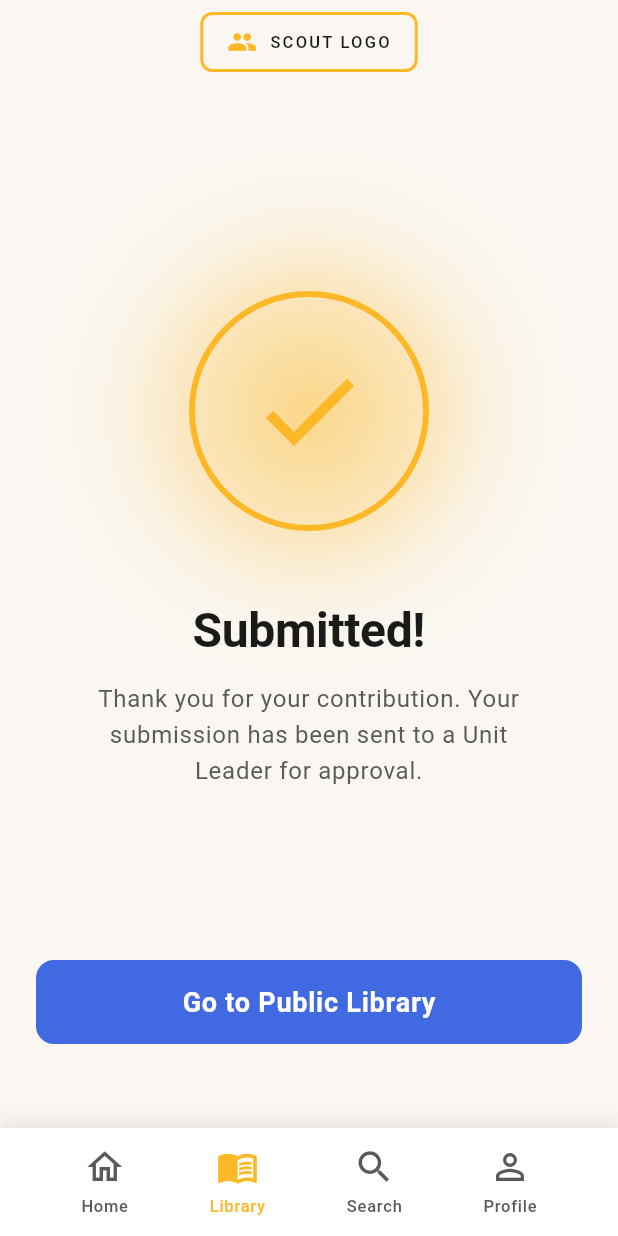
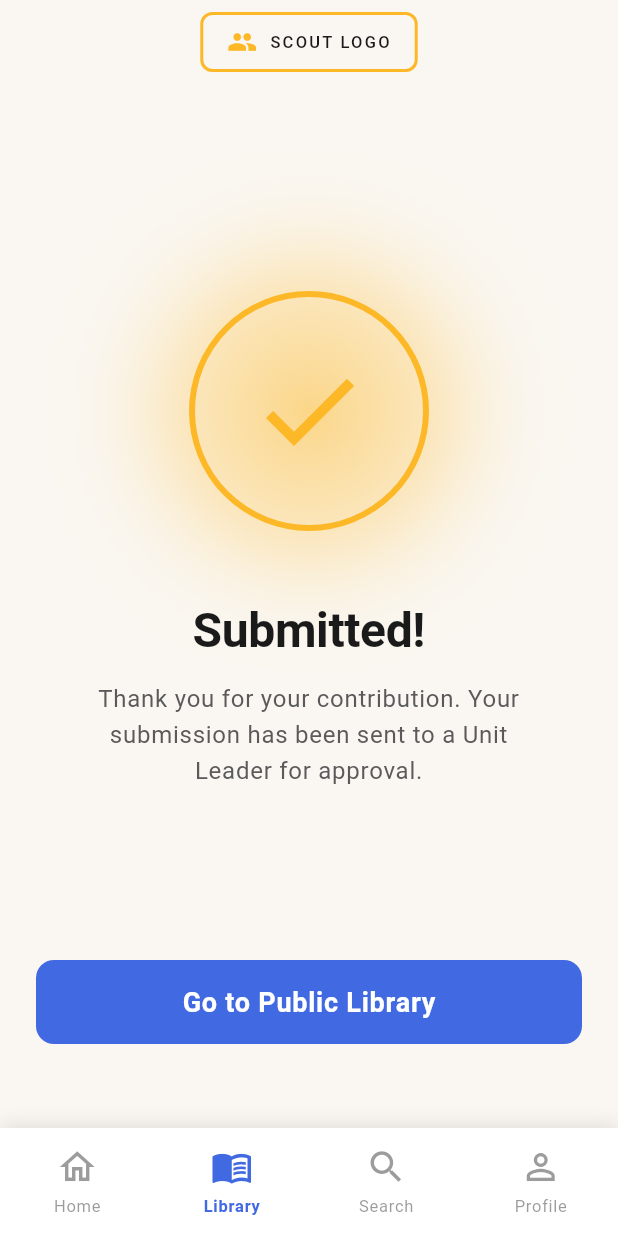
Before and after one commit to rogereliass/mas_app, a Flutter app: the RegisterSuccessPage screen opened by its route, on a phone screen of 412 x 824 dp. Run offline on Flutter 3.47's test engine with Material 3 defaults, Android fonts, the phone set to English and light mode, and no system bars; our stand-ins replace audioplayers, cached_network_image, flutter_dotenv, hive_flutter, shared_preferences, supabase_flutter and 1 more; missing offline and left inert: syncfusion_flutter_pdfviewer; accounts and stored records are empty.

Commit message:
feat(nav): update bottom navigation bar to support authentication state and improve navigation logic

```diff
--- a/lib/auth/ui/register_success_page.dart
+++ b/lib/auth/ui/register_success_page.dart
@@ -100,7 +100,10 @@ class RegisterSuccessPage extends StatelessWidget {
           ),
         ),
       ),
-      bottomNavigationBar: const AppBottomNavBar(currentIndex: 1),
+      bottomNavigationBar: const AppBottomNavBar(
+        currentPage: 'library',
+        isAuthenticated: true,
+      ),
     );
   }
 
--- a/lib/core/widgets/app_bottom_nav_bar.dart
+++ b/lib/core/widgets/app_bottom_nav_bar.dart
@@ -1,17 +1,21 @@
 import 'package:flutter/material.dart';
+import '../../routing/app_router.dart';
 
-/// Reusable bottom navigation bar component
+/// Unified bottom navigation bar component
 ///
-/// Theme-aware navigation bar that can be used across pages
-/// Provides consistent navigation experience
+/// Adapts based on authentication status:
+/// - Authenticated users: Home, Library, Search, Profile
+/// - Public users: Library, About
+///
+/// Handles navigation internally for consistency across the app
 class AppBottomNavBar extends StatelessWidget {
-  final int currentIndex;
-  final ValueChanged<int>? onTap;
+  final String currentPage;
+  final bool isAuthenticated;
 
   const AppBottomNavBar({
     super.key,
-    this.currentIndex = 0,
-    this.onTap,
+    required this.currentPage,
+    this.isAuthenticated = false,
   });
 
   @override
@@ -34,58 +38,98 @@ class AppBottomNavBar extends StatelessWidget {
           padding: const EdgeInsets.symmetric(vertical: 12),
           child: Row(
             mainAxisAlignment: MainAxisAlignment.spaceEvenly,
-            children: [
-              _buildNavItem(
-                context: context,
-                icon: Icons.home_outlined,
-                label: 'Home',
-                index: 0,
-              ),
-              _buildNavItem(
-                context: context,
-                icon: Icons.menu_book,
-                label: 'Library',
-                index: 1,
-              ),
-              _buildNavItem(
-                context: context,
-                icon: Icons.search,
-                label: 'Search',
-                index: 2,
-              ),
-              _buildNavItem(
-                context: context,
-                icon: Icons.person_outline,
-                label: 'Profile',
-                index: 3,
-              ),
-            ],
+            children: isAuthenticated
+                ? _buildAuthenticatedNavItems(context)
+                : _buildPublicNavItems(context),
           ),
         ),
       ),
     );
   }
 
+  /// Build navigation items for authenticated users
+  List<Widget> _buildAuthenticatedNavItems(BuildContext context) {
+    return [
+      _buildNavItem(
+        context: context,
+        icon: Icons.home_outlined,
+        activeIcon: Icons.home,
+        label: 'Home',
+        page: 'home',
+        onTap: () => _navigateTo(context, AppRouter.home),
+      ),
+      _buildNavItem(
+        context: context,
+        icon: Icons.menu_book_outlined,
+        activeIcon: Icons.menu_book,
+        label: 'Library',
+        page: 'library',
+        onTap: () => _navigateTo(context, AppRouter.library),
+      ),
+      _buildNavItem(
+        context: context,
+        icon: Icons.search_outlined,
+        activeIcon: Icons.search,
+        label: 'Search',
+        page: 'search',
+        onTap: () => _showComingSoon(context, 'Search'),
+      ),
+      _buildNavItem(
+        context: context,
+        icon: Icons.person_outline,
+        activeIcon: Icons.person,
+        label: 'Profile',
+        page: 'profile',
+        onTap: () => _showComingSoon(context, 'Profile'),
+      ),
+    ];
+  }
+
+  /// Build navigation items for public (non-authenticated) users
+  List<Widget> _buildPublicNavItems(BuildContext context) {
+    return [
+      _buildNavItem(
+        context: context,
+        icon: Icons.auto_stories_outlined,
+        activeIcon: Icons.auto_stories,
+        label: 'Library',
+        page: 'library',
+        onTap: () => _navigateTo(context, AppRouter.library),
+      ),
+      _buildNavItem(
+        context: context,
+        icon: Icons.info_outline,
+        activeIcon: Icons.info,
+        label: 'About',
+        page: 'about',
+        onTap: () => _navigateTo(context, AppRouter.about),
+      ),
+    ];
+  }
+
   Widget _buildNavItem({
     required BuildContext context,
     required IconData icon,
+    required IconData activeIcon,
     required String label,
-    required int index,
+    required String page,
+    required VoidCallback onTap,
   }) {
     final theme = Theme.of(context);
     final colorScheme = theme.colorScheme;
-    final isActive = currentIndex == index;
+    final isActive = currentPage == page;
     final color = isActive
-        ? colorScheme.tertiary
-        : theme.textTheme.bodySmall?.color;
+        ? colorScheme.primary
+        : theme.textTheme.bodySmall?.color?.withOpacity(0.6);
 
-    return InkWell(
-      onTap: onTap != null ? () => onTap!(index) : null,
+    return Expanded(
+      child: InkWell(
+        onTap: isActive ? null : onTap,
         child: Column(
           mainAxisSize: MainAxisSize.min,
           children: [
             Icon(
-            icon,
+              isActive ? activeIcon : icon,
               color: color,
               size: 28,
             ),
@@ -94,10 +138,48 @@ class AppBottomNavBar extends StatelessWidget {
               label,
               style: theme.textTheme.labelSmall?.copyWith(
                 color: color,
+                fontWeight: isActive ? FontWeight.w600 : FontWeight.normal,
               ),
             ),
           ],
         ),
+      ),
+    );
+  }
+
+  /// Navigate to a route
+  void _navigateTo(BuildContext context, String route) {
+    // Don't navigate if already on the page
+    if (_isCurrentRoute(route)) return;
+
+    Navigator.pushNamedAndRemoveUntil(
+      context,
+      route,
+      (route) => false,
+    );
+  }
+
+  /// Check if the route matches current page
+  bool _isCurrentRoute(String route) {
+    switch (route) {
+      case AppRouter.home:
+        return currentPage == 'home';
+      case AppRouter.library:
+        return currentPage == 'library';
+      case AppRouter.about:
+        return currentPage == 'about';
+      default:
+        return false;
+    }
+  }
+
+  /// Show coming soon message
+  void _showComingSoon(BuildContext context, String feature) {
+    ScaffoldMessenger.of(context).showSnackBar(
+      SnackBar(
+        content: Text('$feature feature coming soon'),
+        duration: const Duration(seconds: 2),
+      ),
     );
   }
 }
--- a/lib/home/home_page.dart
+++ b/lib/home/home_page.dart
@@ -209,8 +209,8 @@ class _HomePageState extends State<HomePage> {
 
       // 3. Bottom Navigation Bar
       bottomNavigationBar: const AppBottomNavBar(
-        currentIndex: 0,
-        // TODO: Verify active tab index matches AppRouter logic
+        currentPage: 'home',
+        isAuthenticated: true,
       ),
     );
   }
```
Also changed, not shown: lib/library/ui/about_page.dart (+8 -11 lines), lib/library/ui/folder_detail_page.dart (+6 -18 lines), lib/library/ui/folder_page.dart (+25 -23 lines). Lines whose indentation alone changed are shown as unchanged.
